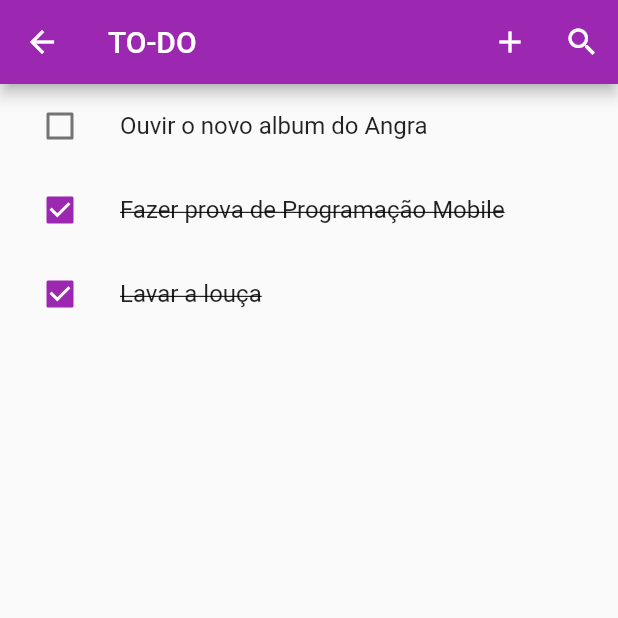
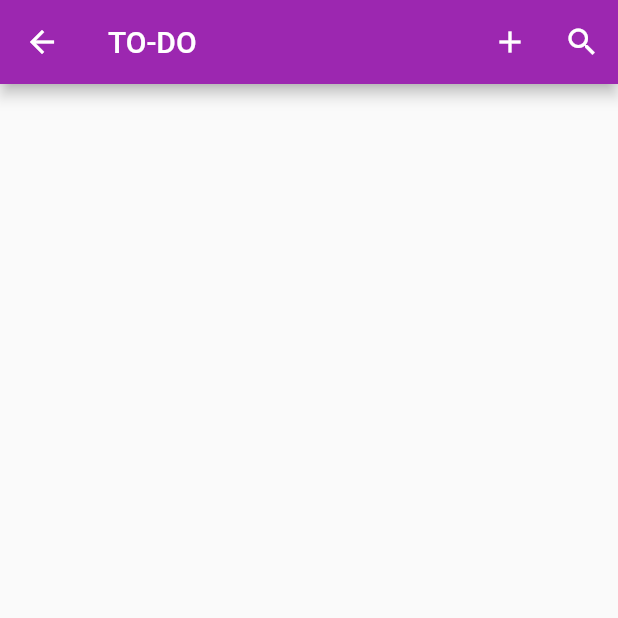
Before and after one commit to jorgedobkovski/avaliacao-prog-mobile, a Flutter app: the TodoListView screen opened directly, on a phone screen of 412 x 824 dp, the top half of it. Run offline on Flutter 3.47's test engine with Material 2 defaults, Android fonts, the phone set to English and light mode, and no system bars; our stand-ins replace shared_preferences; accounts and stored records are empty; network calls fail.

Commit message:
feat: removendo lista de to-do items padrao

```diff
--- a/lib/views/TodoList.dart
+++ b/lib/views/TodoList.dart
@@ -12,11 +12,7 @@ class TodoListView extends StatefulWidget {
   State<TodoListView> createState() => _TodoListViewState();
 }
 class _TodoListViewState extends State<TodoListView> {
-  List<ToDo> _todos = [
-    ToDo(task: 'Ouvir o novo album do Angra', isDone: false),
-    ToDo(task: 'Fazer prova de Programação Mobile', isDone: true),
-    ToDo(task: 'Lavar a louça', isDone: true),
-  ];
+  List<ToDo> _todos = [];
 
   TextEditingController _addTaskController = TextEditingController();
   TextEditingController _editTaskController = TextEditingController();
```
